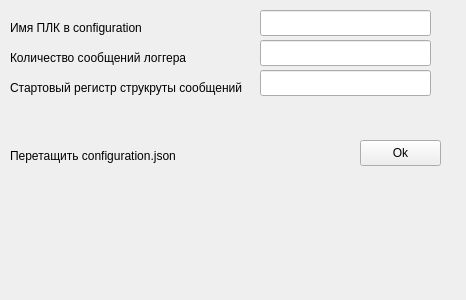
First picture: the form in WindowDesign3.ui, repository BlackBox15/AddLoggerToAr12Config, before the edit.
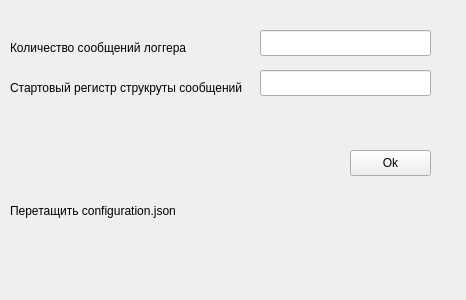
Second picture: the form after the edit.

Commit message: file's URL checking in dropEvent()

```diff
--- a/WindowDesign3.ui
+++ b/WindowDesign3.ui
@@ -20,14 +20,17 @@
    <property name="geometry">
     <rect>
      <x>10</x>
-     <y>120</y>
+     <y>140</y>
      <width>281</width>
-     <height>71</height>
+     <height>141</height>
     </rect>
    </property>
    <property name="text">
     <string>Перетащить configuration.json</string>
    </property>
+   <property name="wordWrap">
+    <bool>true</bool>
+   </property>
   </widget>
   <widget class="QLabel" name="lblStartRegister">
    <property name="geometry">
@@ -42,29 +45,6 @@
     <string>Стартовый регистр струкруты сообщений</string>
    </property>
   </widget>
-  <widget class="QLabel" name="lblPlcName">
-   <property name="geometry">
-    <rect>
-     <x>10</x>
-     <y>20</y>
-     <width>191</width>
-     <height>16</height>
-    </rect>
-   </property>
-   <property name="text">
-    <string>Имя ПЛК в configuration</string>
-   </property>
-  </widget>
-  <widget class="QLineEdit" name="linePlcName">
-   <property name="geometry">
-    <rect>
-     <x>260</x>
-     <y>10</y>
-     <width>171</width>
-     <height>26</height>
-    </rect>
-   </property>
-  </widget>
   <widget class="QLineEdit" name="lineStartRegiter">
    <property name="geometry">
     <rect>
@@ -82,7 +62,7 @@
    <property name="geometry">
     <rect>
      <x>10</x>
-     <y>50</y>
+     <y>40</y>
      <width>191</width>
      <height>16</height>
     </rect>
@@ -95,7 +75,7 @@
    <property name="geometry">
     <rect>
      <x>260</x>
-     <y>40</y>
+     <y>30</y>
      <width>171</width>
      <height>26</height>
     </rect>
@@ -107,8 +87,8 @@
   <widget class="QPushButton" name="btnOk">
    <property name="geometry">
     <rect>
-     <x>360</x>
-     <y>140</y>
+     <x>350</x>
+     <y>150</y>
      <width>81</width>
      <height>26</height>
     </rect>
```
Left out of the diff: 2 changed lines with no effect on the pictures. The commit also changes 2 other files.
